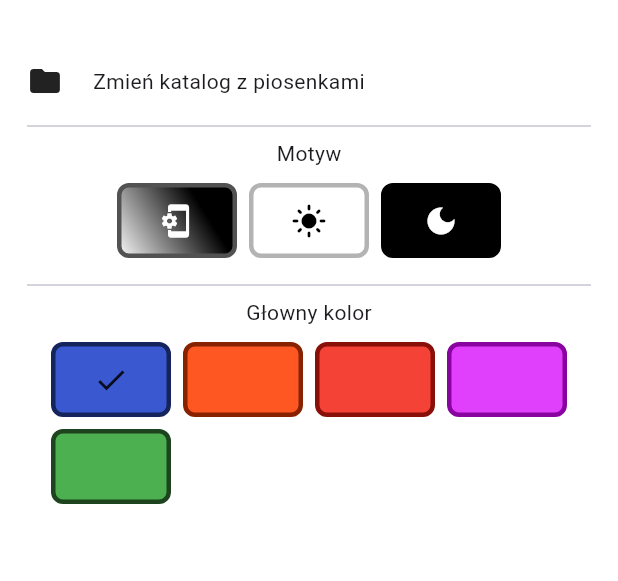
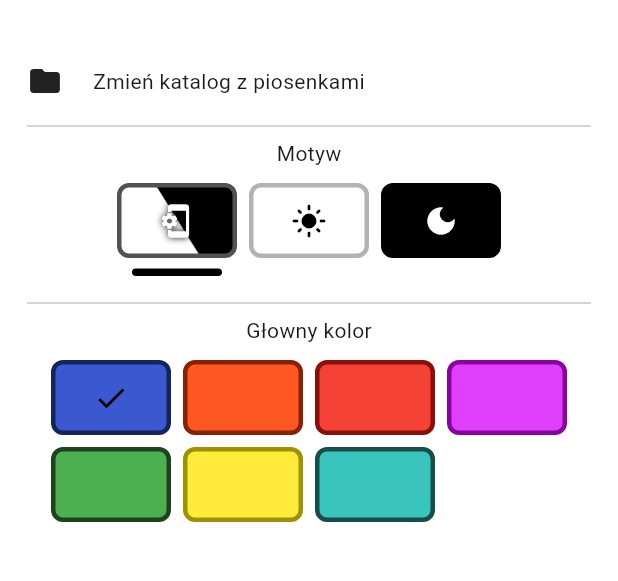
Before and after one commit to Piotrowskii/SimpleMusic, a Flutter app: the SettingsPage screen opened directly, on a phone screen of 412 x 824 dp, the part 63-644 px from its top. Run offline on Flutter 3.47's test engine with Material 3 defaults, Android fonts, the phone set to English and light mode, and no system bars; our stand-ins replace file_picker, get_it, just_audio, just_audio_background, permission_handler, skeletonizer and 1 more; missing offline and left inert: audio_metadata_reader, audio_session; accounts and stored records are empty.

Commit message:
Fixed system theme looks, slider looks

```diff
--- a/lib/components/settings_page/primary_color_picker.dart
+++ b/lib/components/settings_page/primary_color_picker.dart
@@ -2,6 +2,8 @@ import 'package:flutter/material.dart';
 import 'package:simple_music_app1/enmus/current_theme.dart';
 import 'package:simple_music_app1/services/color_service.dart';
 import 'package:simple_music_app1/services/get_it_register.dart';
+
+import '../../services/theme_extension.dart';
 
 class PrimaryColorPicker extends StatefulWidget {
   const PrimaryColorPicker({super.key});
@@ -21,6 +23,8 @@ class _PrimaryColorPickerState extends State<PrimaryColorPicker> {
 
   @override
   Widget build(BuildContext context) {
+    final ColorExtension colorExtension = Theme.of(context).extension<ColorExtension>()!;
+
     return Column(
       children: [
         Text("Głowny kolor"),
@@ -29,14 +33,14 @@ class _PrimaryColorPickerState extends State<PrimaryColorPicker> {
           spacing: 8,
           runSpacing: 8,
           children: [
-            for(CurrentTheme theme in CurrentTheme.values) SingleColor(theme),
+            for(CurrentTheme theme in CurrentTheme.values) SingleColor(theme,colorExtension.oppositeToTheme),
           ],
         )
       ],
     );
   }
 
-  Widget SingleColor(CurrentTheme theme){
+  Widget SingleColor(CurrentTheme theme,Color checkmarkColor){
     Color choosingColor = colorService.getThemePrimaryColor(theme);
     bool isSelected = (colorService.currentTheme == theme);
 
@@ -55,7 +59,7 @@ class _PrimaryColorPickerState extends State<PrimaryColorPicker> {
           border: Border.all(width: 3,color: darkenColor(choosingColor, 0.3)),
           borderRadius: BorderRadius.circular(8)
         ),
-        child: isSelected ? Icon(Icons.check) : SizedBox(),
+        child: isSelected ? Icon(Icons.check,color: checkmarkColor,) : SizedBox(),
       ),
     );
   }
--- a/lib/components/settings_page/system_theme_picker.dart
+++ b/lib/components/settings_page/system_theme_picker.dart
@@ -1,6 +1,7 @@
 import 'package:flutter/material.dart';
 import 'package:simple_music_app1/services/color_service.dart';
 import 'package:simple_music_app1/services/get_it_register.dart';
+import 'package:simple_music_app1/services/theme_extension.dart';
 
 class SystemThemePicker extends StatefulWidget {
   const SystemThemePicker({super.key});
@@ -21,6 +22,8 @@ class _SystemThemePickerState extends State<SystemThemePicker> {
 
   @override
   Widget build(BuildContext context) {
+    final ColorExtension colorExtension = Theme.of(context).extension<ColorExtension>()!;
+
     return Padding(
       padding: const EdgeInsets.only(
         bottom: 10
@@ -33,7 +36,7 @@ class _SystemThemePickerState extends State<SystemThemePicker> {
             spacing: 8,
             runSpacing: 8,
             children: [
-              for(ThemeMode themeMode in ThemeMode.values) SingleSystemTheme(themeMode)
+              for(ThemeMode themeMode in ThemeMode.values) SingleSystemTheme(themeMode,colorExtension.oppositeToTheme)
             ],
           )
         ],
@@ -41,14 +44,14 @@ class _SystemThemePickerState extends State<SystemThemePicker> {
     );
   }
 
-  Widget SingleSystemTheme(ThemeMode themeMode){
+  Widget SingleSystemTheme(ThemeMode themeMode,Color selectionColor){
     bool isSelected = (colorService.currentThemeMode == themeMode);
     Color backgroundColor;
     Widget childWidget;
     switch(themeMode){
       case ThemeMode.system:
         backgroundColor = Colors.grey;
-        childWidget = Icon(Icons.phonelink_setup,color: Colors.white);
+        childWidget = Icon(Icons.phonelink_setup,color: Colors.white,shadows: [Shadow(color: Colors.black,offset: Offset(0, 0),blurRadius: 6)],);
       case ThemeMode.light:
         backgroundColor = Colors.white;
         childWidget = Icon(Icons.light_mode,color: Colors.black);
@@ -57,29 +60,36 @@ class _SystemThemePickerState extends State<SystemThemePicker> {
         childWidget = Icon(Icons.dark_mode,color: Colors.white);
     }
 
-    return InkWell(
+    return Column(
+      children: [
+        InkWell(
           onTap: (){
             setState(() {
               colorService.changeSystemTheme(themeMode);
             });
           },
           borderRadius: BorderRadius.circular(8),
-      child: Column(
-        children: [
-          Ink(
+          child: Ink(
             height: 50,
             width: 80,
             decoration: BoxDecoration(
-              gradient: (themeMode == ThemeMode.system) ? LinearGradient(colors: [Colors.white,Colors.black],stops: [0,0.7],begin: Alignment.bottomLeft,end: Alignment.topRight) : null,
+              gradient: (themeMode == ThemeMode.system) ? LinearGradient(colors: [Colors.white,Colors.black],stops: [0.5,0.51],begin: Alignment.bottomLeft,end: Alignment.topRight) : null,
               color: backgroundColor,
               border: Border.all(width: 3,color: darkenColor(backgroundColor, 0.3)),
               borderRadius: BorderRadius.circular(8)
             ),
             child: childWidget
           ),
-
+        ),
+        AnimatedSize(
+          duration: Duration(milliseconds: 400),
+          curve: Curves.easeInOut,
+          child: Padding(
+            padding: EdgeInsets.only(top: 7),
+            child: isSelected ? SizedBox(height: 5,width: 60, child: Container(decoration: BoxDecoration(color: selectionColor,borderRadius: BorderRadius.circular(8)),),) :  SizedBox(height: 5,),
+          )
+        )
       ],
-      ),
     );
   }
 }
--- a/lib/enmus/current_theme.dart
+++ b/lib/enmus/current_theme.dart
@@ -3,5 +3,7 @@ enum CurrentTheme{
   orange,
   red,
   purple,
-  green
+  green,
+  yellow,
+  HATSUNEMIKU
 }
--- a/lib/services/color_service.dart
+++ b/lib/services/color_service.dart
@@ -24,6 +24,10 @@ class ColorService extends ChangeNotifier{
         return Colors.purpleAccent;
       case CurrentTheme.green:
         return Colors.green;
+      case CurrentTheme.HATSUNEMIKU:
+        return Color.fromARGB(255, 57, 197, 187);
+      case CurrentTheme.yellow:
+        return Colors.yellow;
     }
   }
 
```
Also changed, not shown: lib/components/player_page/button_row.dart (+8 -8 lines), lib/components/player_page/music_slider.dart (+11 -1 lines), lib/pages/main_page.dart (+22 -18 lines), lib/pages/player_page.dart (+7 -7 lines), lib/services/color_provider.dart (deleted, +0 -8 lines). Lines whose indentation alone changed are shown as unchanged.
